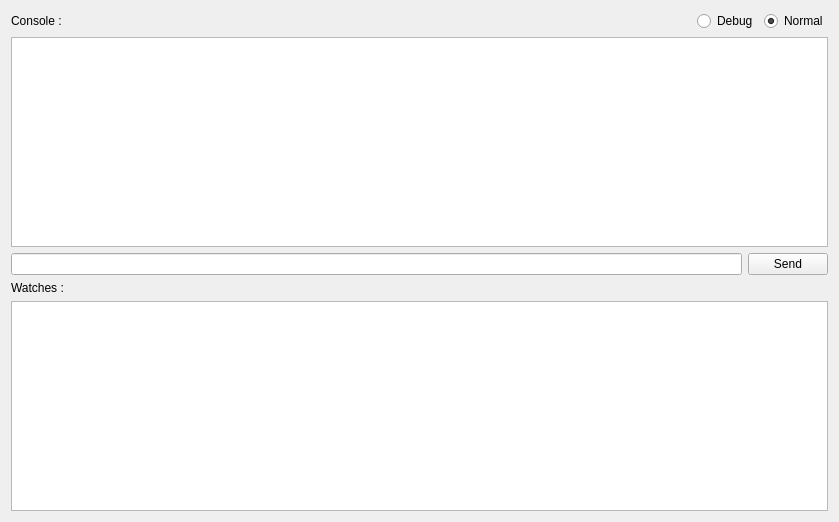
Old version of the form stm32/include/simul/bluetoothinterface.ui in the repository VictorDubois/KrabiRobotique.
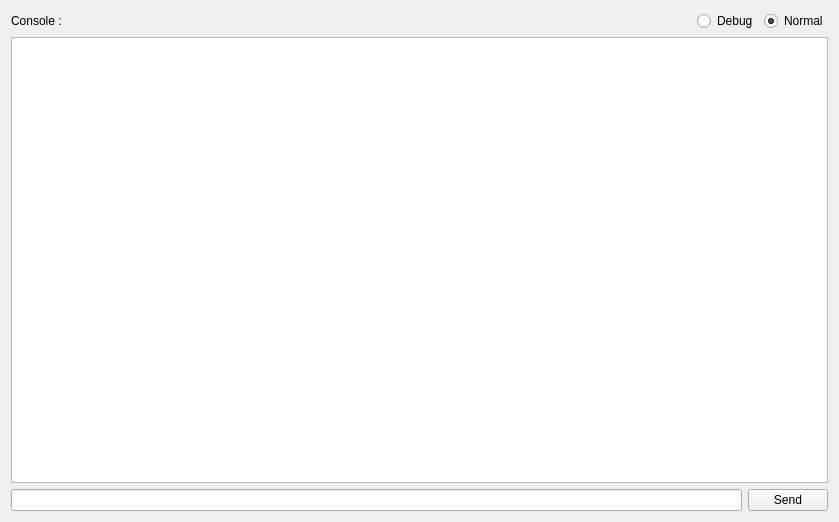
New version of the form.

```diff
--- a/stm32/include/simul/bluetoothinterface.ui
+++ b/stm32/include/simul/bluetoothinterface.ui
@@ -72,16 +72,6 @@
      </item>
     </layout>
    </item>
-   <item>
-    <widget class="QLabel" name="label_2">
-     <property name="text">
-      <string>Watches :</string>
-     </property>
-    </widget>
-   </item>
-   <item>
-    <widget class="QListView" name="listView"/>
-   </item>
   </layout>
  </widget>
  <resources/>
```
